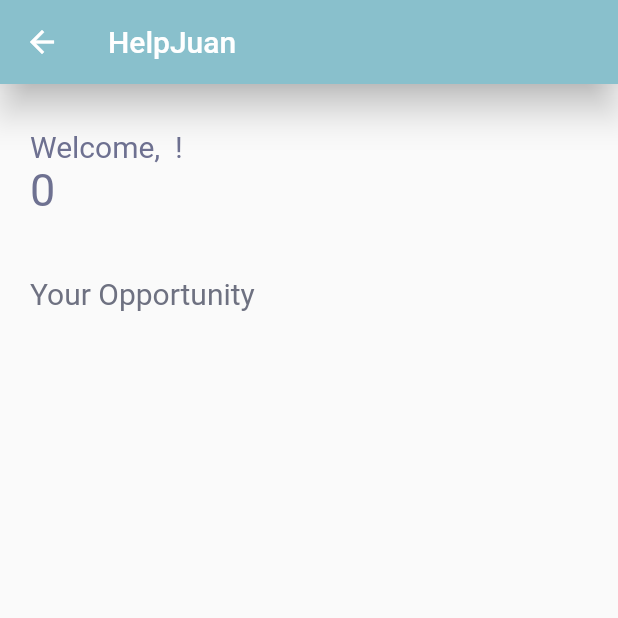
After one commit to EruelUrsua/HelpJuan, a Flutter app: the Profile screen opened directly, on a phone screen of 412 x 824 dp, the top half of it. The commit adds this screen. Run offline on Flutter 3.47's test engine with Material 2 defaults, Android fonts, the phone set to English and light mode, and no system bars; Roboto replaces fonts that are missing (Questrial).

Commit message:
Added profile texts

```diff
--- a/lib/main.dart
+++ b/lib/main.dart
@@ -1,5 +1,6 @@
 import 'package:flutter/material.dart';
 import 'package:solutions_challenge_app/VolunteeringOpportunities/volunteeringOpportunities.dart';
+import 'package:solutions_challenge_app/profile.dart';
 
 void main() {
   runApp(const MyApp());
@@ -13,7 +14,7 @@ class MyApp extends StatelessWidget {
   Widget build(BuildContext context) {
     return MaterialApp(
       debugShowCheckedModeBanner: false,
-      title: 'Gillianne',
+      title: 'HelpJuan',
       theme: ThemeData(
         primarySwatch: Colors.blue,
       ),
@@ -28,5 +29,6 @@ class test extends StatelessWidget {
   @override
   Widget build(BuildContext context) {
     return VolunteeringOpportunitiesPage();
+    // return Profile();
   }
 }
--- /dev/null
+++ b/lib/profile.dart
@@ -0,0 +1,57 @@
+import 'package:flutter/material.dart';
+
+class Profile extends StatelessWidget {
+  String name = "";
+  int hours = 0;
+
+  @override
+  Widget build(BuildContext context) {
+    return Scaffold(
+      appBar: AppBar(
+        title: Text('HelpJuan'),
+        elevation: 10,
+        backgroundColor: const Color(0xFF89C0CC),
+      ),
+      body: Column(
+        crossAxisAlignment: CrossAxisAlignment.start,
+        children: <Widget>[
+          Container(
+            margin: EdgeInsets.fromLTRB(20.0, 30.0, 0.0, 0.0),
+            child: Text(
+              'Welcome, $name !',
+              style: TextStyle(
+                fontSize: 20,
+                color: const Color(0xFF6E7191),
+                fontFamily: 'Questrial',
+              ),
+            ),
+          ),
+// --- Hours text
+          Container(
+            margin: EdgeInsets.symmetric(horizontal: 20.0, vertical: 0.0),
+            child: Text(
+              '$hours',
+              style: TextStyle(
+                fontSize: 30,
+                color: const Color(0xFF6E7191),
+                fontFamily: 'Questrial',
+              ),
+            ),
+          ),
+
+          Container(
+            margin: EdgeInsets.fromLTRB(20.0, 40, 0.0, 0.0),
+            child: Text(
+              'Your Opportunity',
+              style: TextStyle(
+                fontSize: 20,
+                color: const Color(0xFF6E7181),
+                fontFamily: 'Questrial',
+              ),
+            ),
+          ),
+        ],
+      ),
+    );
+  }
+}
```
